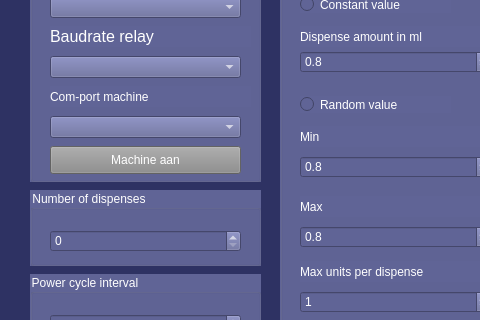
Above: duurtest/Duurtest_GUI.ui from Tom-v-h/Duurtest before the change; both pictures show x 0 to 480 and y 144 to 464 of the 789 by 600 pixel window. Below: the same form after it.
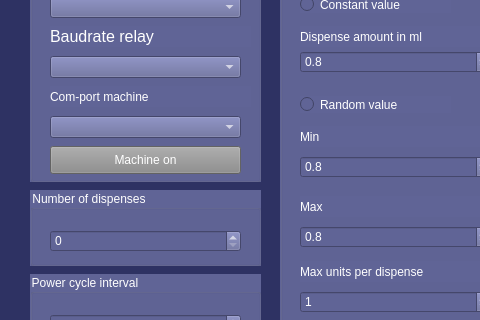
That is the form after the change. Icons and pictures are not drawn.

```diff
--- a/duurtest/Duurtest_GUI.ui
+++ b/duurtest/Duurtest_GUI.ui
@@ -460,7 +460,7 @@
 color: rgb(255,255,255);</string>
        </property>
        <property name="text">
-        <string>Machine aan</string>
+        <string>Machine on</string>
        </property>
        <property name="checkable">
         <bool>true</bool>
```
